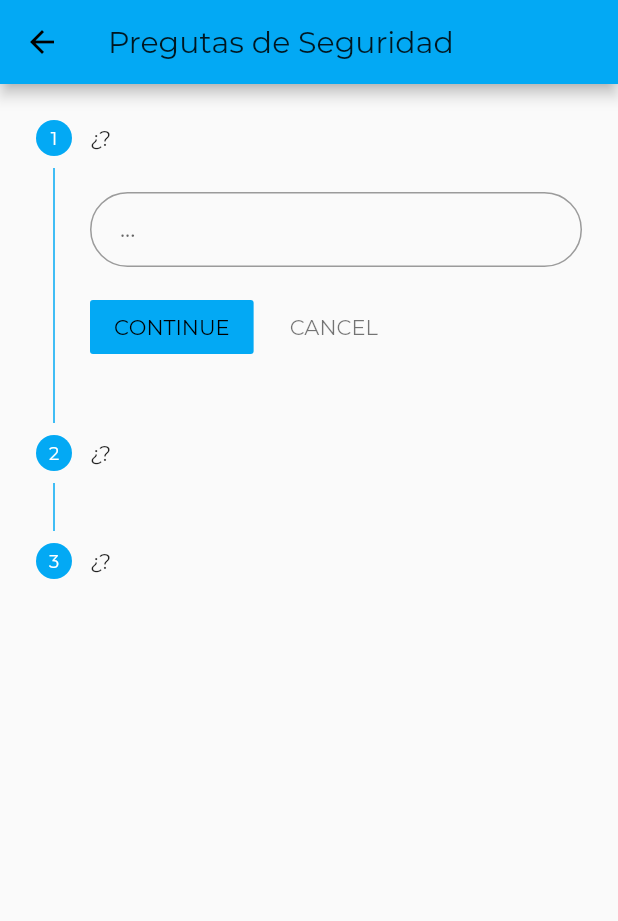
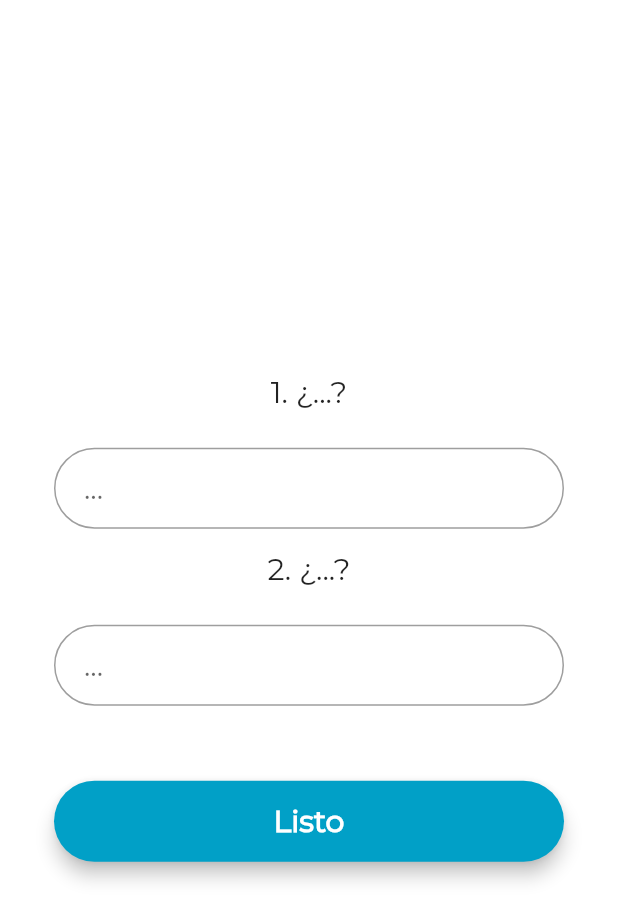
Before and after one commit to conexstudios/conexApp, a Flutter app: the LostPage screen opened by its route, on a phone screen of 412 x 824 dp. Shown: the top 921 px of the screen. Run offline on Flutter 3.47's test engine with Material 2 defaults, Android fonts, the phone set to English and light mode, and no system bars; our stand-ins replace splashscreen; missing offline and left inert: mysql1.

Commit message:
Page lost password

```diff
--- a/lib/home_page.dart
+++ b/lib/home_page.dart
@@ -21,7 +21,7 @@ class HomePage extends StatelessWidget {
       padding: EdgeInsets.all(8.0),
       child: Text(
         'Bienvenido Yotman',
-        style: TextStyle(fontSize: 28.0, color: Colors.white),
+        style: TextStyle(fontSize: 28.0, color: Colors.black),
       ),
     );
 
@@ -29,7 +29,7 @@ class HomePage extends StatelessWidget {
       padding: EdgeInsets.all(8.0),
       child: Text(
         'Lorem ipsum dolor sit amet, consectetur adipiscing elit. Donec hendrerit condimentum mauris id tempor. Praesent eu commodo lacus. Praesent eget mi sed libero eleifend tempor. Sed at fringilla ipsum. Duis malesuada feugiat urna vitae convallis. Aliquam eu libero arcu.',
-        style: TextStyle(fontSize: 16.0, color: Colors.white),
+        style: TextStyle(fontSize: 16.0, color: Colors.black),
       ),
     );
 
@@ -37,12 +37,6 @@ class HomePage extends StatelessWidget {
       child: Container(
       width: MediaQuery.of(context).size.width,
       padding: EdgeInsets.all(28.0),
-      decoration: BoxDecoration(
-        gradient: LinearGradient(colors: [
-          Colors.blue,
-          Colors.lightBlueAccent,
-        ]),
-      ),
       child: Column(
         children: <Widget>[yotman, welcome, lorem],
       ),
--- a/lib/login_page.dart
+++ b/lib/login_page.dart
@@ -98,6 +98,8 @@ class _PageLoginState extends State<PageLogin> {
           ),
         ),
       ),
+      backgroundColor: Colors.white,
+
     );
   }
 }
--- a/lib/lost_password.dart
+++ b/lib/lost_password.dart
@@ -3,86 +3,100 @@ import 'package:flutter_login_ui/login_page.dart';
 
 class LostPage extends StatefulWidget {
   static String tag = "lost-page";
+  LostPage({Key key, this.title}) : super(key: key);
+  final String title;
   @override
-  LostPageState createState() => LostPageState();
+  _LostPageState createState() => _LostPageState();
 }
 
-class LostPageState extends State<LostPage> {
-  int current_step = 0;
-  List<Step> my_steps = [
-    Step(
-        title: Text("¿?"),
-        content: TextField(
+class _LostPageState extends State<LostPage> {
+  TextStyle style = TextStyle(fontFamily: 'Montserrat', fontSize: 20.0);
+  @override
+  Widget build(BuildContext context) {
+    final questionOnetext = Container(
+      child: Material(
+        color: Color(0xffffff),
+        child: Text(
+          '1. ' + '¿...?',
+          style: TextStyle(
+            fontSize: 20.0,
+          ),
+        ),
+      ),
+    );
+    final questionOne = TextField(
       obscureText: false,
+      style: style,
       decoration: InputDecoration(
           contentPadding: EdgeInsets.fromLTRB(20.0, 15.0, 20.0, 15.0),
           hintText: "...",
-              border: OutlineInputBorder(
-                  borderRadius: BorderRadius.circular(32.0))),
+          border:
+              OutlineInputBorder(borderRadius: BorderRadius.circular(32.0))),
+    );
+    final questionTwotext = Container(
+      child: Material(
+        color: Color(0xffffff),
+        child: Text(
+          '2. ' + '¿...?',
+          style: TextStyle(
+            fontSize: 20.0,
           ),
-        isActive: true),
-    Step(
-        title: Text("¿?"),
-        content: TextField(
-          obscureText: false,
+        ),
+      ),
+    );
+    final questionTwo = TextField(
+      obscureText: true,
+      style: style,
       decoration: InputDecoration(
           contentPadding: EdgeInsets.fromLTRB(20.0, 15.0, 20.0, 15.0),
           hintText: "...",
-              border: OutlineInputBorder(
-                  borderRadius: BorderRadius.circular(32.0))),
+          border:
+              OutlineInputBorder(borderRadius: BorderRadius.circular(32.0))),
+    );
+    final questionButon = Material(
+      elevation: 5.0,
+      borderRadius: BorderRadius.circular(30.0),
+      color: Color(0xff01A0C7),
+      child: MaterialButton(
+        minWidth: MediaQuery.of(context).size.width,
+        padding: EdgeInsets.fromLTRB(20.0, 15.0, 20.0, 15.0),
+        onPressed: () {
+          Navigator.of(context).pushNamed(PageLogin.tag);
+        },
+        child: Text("Listo",
+            textAlign: TextAlign.center,
+            style: style.copyWith(
+                color: Colors.white, fontWeight: FontWeight.bold)),
       ),
-        isActive: true),
-    Step(
-        title: Text("¿?"),
-        content: TextField(
-          obscureText: false,
-          decoration: InputDecoration(
-              contentPadding: EdgeInsets.fromLTRB(20.0, 15.0, 20.0, 15.0),
-              hintText: "...",
-              border: OutlineInputBorder(
-                  borderRadius: BorderRadius.circular(32.0))),
+    );
+
+    return Scaffold(
+      body: Center(
+        child: SingleChildScrollView(
+          child: Container(
+            color: Colors.white,
+            child: Padding(
+              padding: const EdgeInsets.all(36.0),
+              child: Column(
+                crossAxisAlignment: CrossAxisAlignment.center,
+                mainAxisAlignment: MainAxisAlignment.center,
+                children: <Widget>[
+                  questionOnetext,
+                  SizedBox(height: 25.0),
+                  questionOne,
+                  SizedBox(height: 15.0),
+                  questionTwotext,
+                  SizedBox(height: 25.0),
+                  questionTwo,
+                  SizedBox(height: 50.0),
+                  questionButon
+                ],
               ),
-        isActive: true),
-  ];
-
-  @override
-  Widget build(BuildContext context) {
-    return Scaffold(
-      appBar: AppBar(
-        title: Text("Pregutas de Seguridad"),
             ),
-      body: Container(
-          child: Stepper(
-        currentStep: this.current_step,
-        steps: my_steps,
-        type: StepperType.vertical,
-        onStepTapped: (step) {
-          setState(() {
-            current_step = step;
-          });
-          print("onStepTapped : " + step.toString());
-        },
-        onStepCancel: () {
-          setState(() {
-            if (current_step > 0) {
-              current_step = current_step - 1;
-            } else {
-              current_step = 0;
-            }
-          });
-          print("onStepCancel : " + current_step.toString());
-        },
-        onStepContinue: () {
-          setState(() {
-            if (current_step < my_steps.length - 1) {
-              current_step = current_step + 1;
-            } else {
-              current_step = 0;
-            }
-          });
-          print("onStepContinue : " + current_step.toString());
-        },
-      )),
+          ),
+        ),
+      ),
+      backgroundColor: Colors.white,
     );
   }
 }
```
Lines whose indentation alone changed are shown as unchanged.
